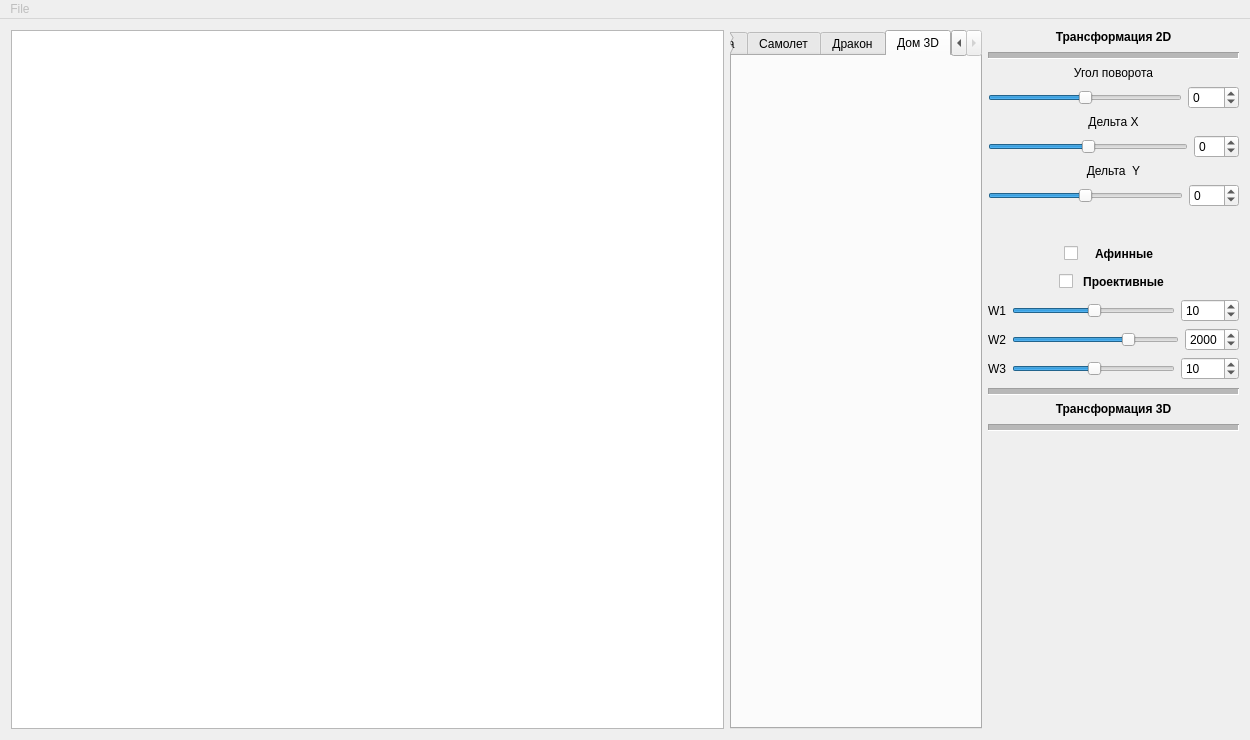
First picture: the form in MainWindow/mainwindow.ui, repository Childcity/QtGraphicsExample, before the edit.
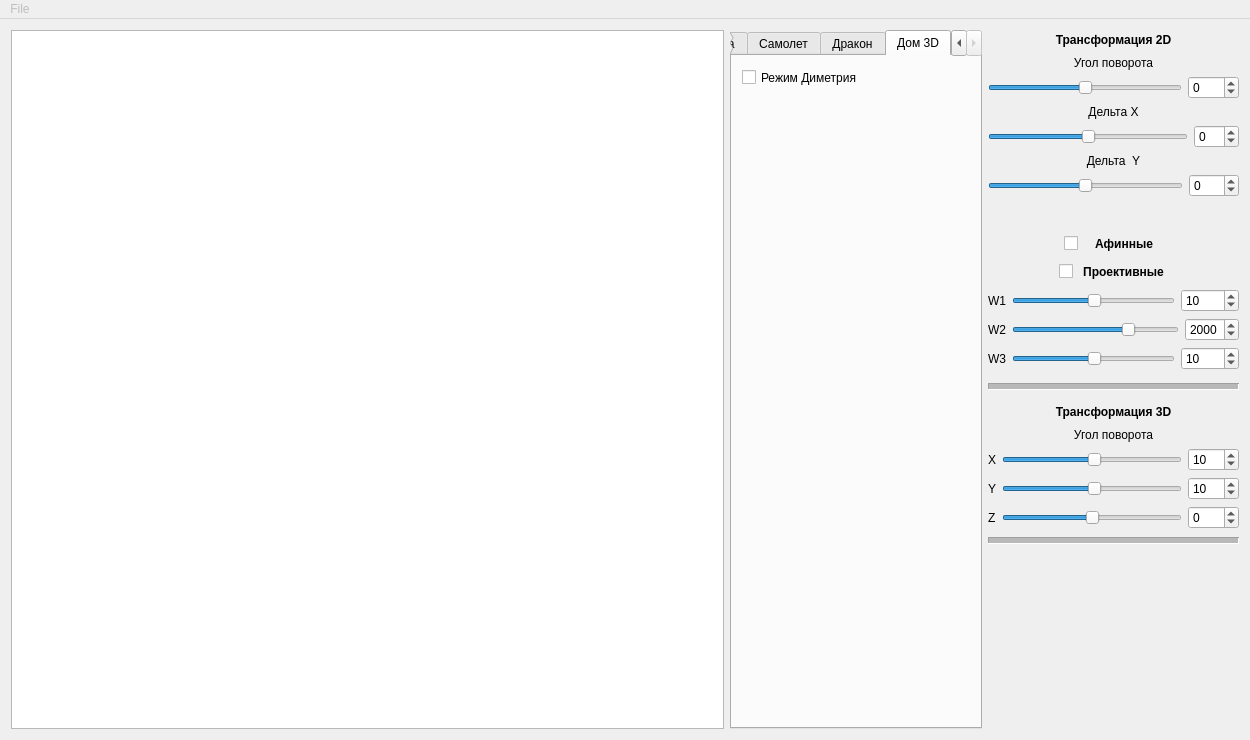
Second picture: the form after the edit. Icons and pictures are not drawn. Custom widgets are drawn as their Qt base class.

The edit to the form file:
```diff
--- a/MainWindow/mainwindow.ui
+++ b/MainWindow/mainwindow.ui
@@ -916,6 +916,25 @@
          <attribute name="title">
           <string>Дом 3D</string>
          </attribute>
+         <widget class="QCheckBox" name="checkBox_7">
+          <property name="enabled">
+           <bool>true</bool>
+          </property>
+          <property name="geometry">
+           <rect>
+            <x>10</x>
+            <y>10</y>
+            <width>233</width>
+            <height>23</height>
+           </rect>
+          </property>
+          <property name="text">
+           <string>Режим Диметрия</string>
+          </property>
+          <property name="checked">
+           <bool>false</bool>
+          </property>
+         </widget>
         </widget>
        </widget>
       </item>
@@ -926,6 +945,12 @@
         </property>
         <item>
          <widget class="QLabel" name="label_12">
+          <property name="minimumSize">
+           <size>
+            <width>0</width>
+            <height>20</height>
+           </size>
+          </property>
           <property name="font">
            <font>
             <weight>75</weight>
@@ -940,25 +965,6 @@
           </property>
          </widget>
         </item>
-        <item>
-         <widget class="Line" name="line_4">
-          <property name="minimumSize">
-           <size>
-            <width>0</width>
-            <height>10</height>
-           </size>
-          </property>
-          <property name="lineWidth">
-           <number>1</number>
-          </property>
-          <property name="midLineWidth">
-           <number>5</number>
-          </property>
-          <property name="orientation">
-           <enum>Qt::Horizontal</enum>
-          </property>
-         </widget>
-        </item>
         <item>
          <widget class="QLabel" name="label_15">
           <property name="text">
@@ -1382,7 +1388,7 @@
           <property name="minimumSize">
            <size>
             <width>0</width>
-            <height>10</height>
+            <height>20</height>
            </size>
           </property>
           <property name="midLineWidth">
@@ -1395,6 +1401,12 @@
         </item>
         <item>
          <widget class="QLabel" name="label_34">
+          <property name="minimumSize">
+           <size>
+            <width>0</width>
+            <height>20</height>
+           </size>
+          </property>
           <property name="font">
            <font>
             <weight>75</weight>
@@ -1409,6 +1421,172 @@
           </property>
          </widget>
         </item>
+        <item>
+         <widget class="QLabel" name="label_38">
+          <property name="text">
+           <string>Угол поворота</string>
+          </property>
+          <property name="alignment">
+           <set>Qt::AlignCenter</set>
+          </property>
+         </widget>
+        </item>
+        <item>
+         <layout class="QHBoxLayout" name="horizontalLayout_20">
+          <property name="bottomMargin">
+           <number>0</number>
+          </property>
+          <item>
+           <widget class="QLabel" name="label_35">
+            <property name="text">
+             <string>X</string>
+            </property>
+           </widget>
+          </item>
+          <item>
+           <widget class="QSlider" name="horizontalSlider_15">
+            <property name="minimum">
+             <number>-360</number>
+            </property>
+            <property name="maximum">
+             <number>360</number>
+            </property>
+            <property name="singleStep">
+             <number>4</number>
+            </property>
+            <property name="pageStep">
+             <number>10</number>
+            </property>
+            <property name="value">
+             <number>10</number>
+            </property>
+            <property name="orientation">
+             <enum>Qt::Horizontal</enum>
+            </property>
+           </widget>
+          </item>
+          <item>
+           <widget class="QSpinBox" name="spinBox_15">
+            <property name="minimum">
+             <number>-360</number>
+            </property>
+            <property name="maximum">
+             <number>360</number>
+            </property>
+            <property name="singleStep">
+             <number>1</number>
+            </property>
+            <property name="value">
+             <number>10</number>
+            </property>
+           </widget>
+          </item>
+         </layout>
+        </item>
+        <item>
+         <layout class="QHBoxLayout" name="horizontalLayout_21">
+          <property name="bottomMargin">
+           <number>0</number>
+          </property>
+          <item>
+           <widget class="QLabel" name="label_36">
+            <property name="text">
+             <string>Y</string>
+            </property>
+           </widget>
+          </item>
+          <item>
+           <widget class="QSlider" name="horizontalSlider_16">
+            <property name="minimum">
+             <number>-360</number>
+            </property>
+            <property name="maximum">
+             <number>360</number>
+            </property>
+            <property name="singleStep">
+             <number>4</number>
+            </property>
+            <property name="pageStep">
+             <number>10</number>
+            </property>
+            <property name="value">
+             <number>10</number>
+            </property>
+            <property name="orientation">
+             <enum>Qt::Horizontal</enum>
+            </property>
+           </widget>
+          </item>
+          <item>
+           <widget class="QSpinBox" name="spinBox_16">
+            <property name="minimum">
+             <number>-360</number>
+            </property>
+            <property name="maximum">
+             <number>360</number>
+            </property>
+            <property name="singleStep">
+             <number>1</number>
+            </property>
+            <property name="value">
+             <number>10</number>
+            </property>
+           </widget>
+          </item>
+         </layout>
+        </item>
+        <item>
+         <layout class="QHBoxLayout" name="horizontalLayout_22">
+          <property name="bottomMargin">
+           <number>0</number>
+          </property>
+          <item>
+           <widget class="QLabel" name="label_37">
+            <property name="text">
+             <string>Z</string>
+            </property>
+           </widget>
+          </item>
+          <item>
+           <widget class="QSlider" name="horizontalSlider_17">
+            <property name="minimum">
+             <number>-360</number>
+            </property>
+            <property name="maximum">
+             <number>360</number>
+            </property>
+            <property name="singleStep">
+             <number>4</number>
+            </property>
+            <property name="pageStep">
+             <number>10</number>
+            </property>
+            <property name="value">
+             <number>0</number>
+            </property>
+            <property name="orientation">
+             <enum>Qt::Horizontal</enum>
+            </property>
+           </widget>
+          </item>
+          <item>
+           <widget class="QSpinBox" name="spinBox_17">
+            <property name="minimum">
+             <number>-360</number>
+            </property>
+            <property name="maximum">
+             <number>360</number>
+            </property>
+            <property name="singleStep">
+             <number>1</number>
+            </property>
+            <property name="value">
+             <number>0</number>
+            </property>
+           </widget>
+          </item>
+         </layout>
+        </item>
         <item>
          <widget class="Line" name="line_6">
           <property name="minimumSize">
```
Left out of the diff: 48 changed lines with no effect on the pictures.
